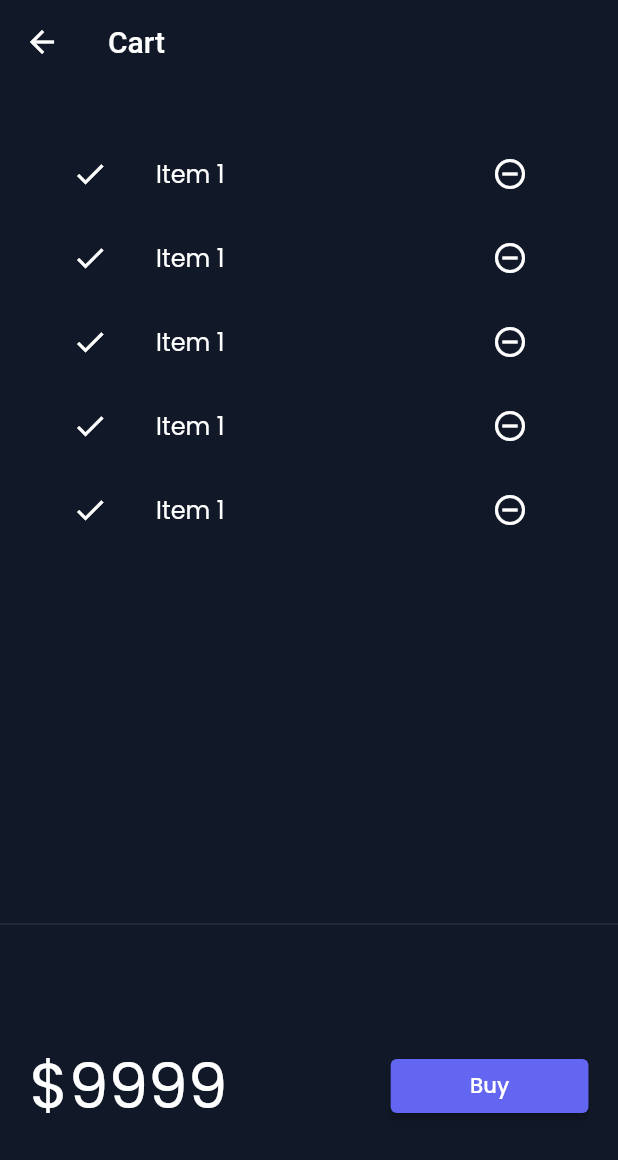
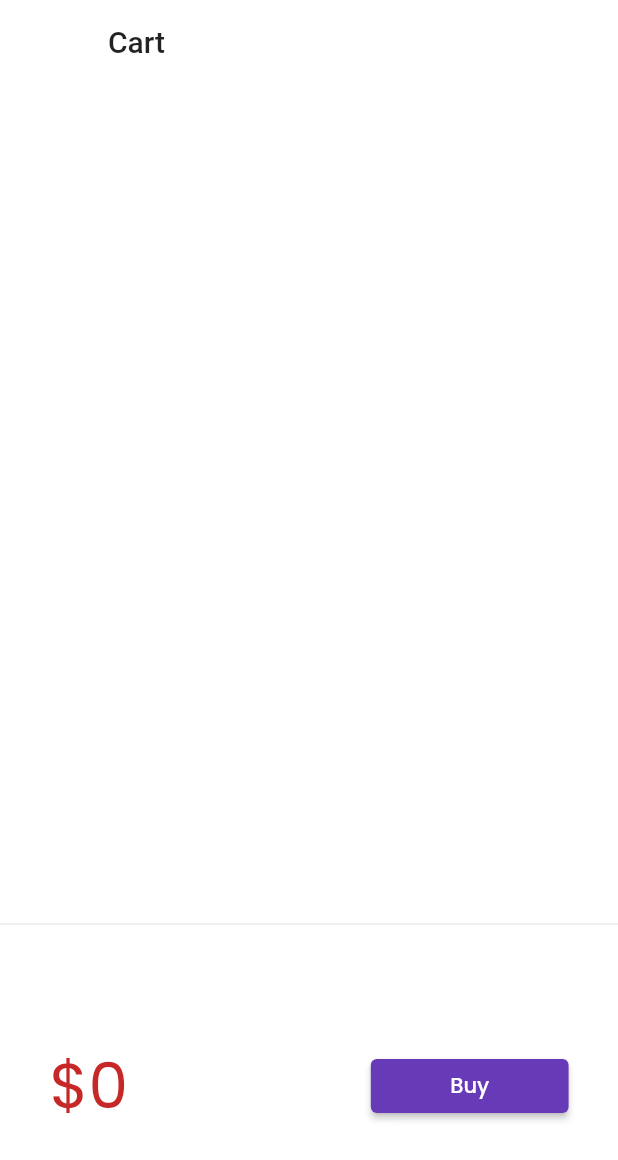
Before and after one commit to jishantamboli/flutter-project, a Flutter app: the screen it shows after launch, after a tap on an icon or button, on a phone screen of 412 x 824 dp. Shown: the top 1160 px of the screen. Run offline on Flutter 3.47's test engine with Material 2 defaults, Android fonts, the phone set to English and light mode, and no system bars; our stand-ins replace google_fonts, velocity_x; network calls fail.

Commit message:
day15 completed

```diff
--- a/lib/main.dart
+++ b/lib/main.dart
@@ -14,7 +14,7 @@ class MyApp extends StatelessWidget {
   Widget build(BuildContext context) {
     return MaterialApp(
       themeMode: ThemeMode.system,
-      theme: MyTheme.darkTheme(context),
+      theme: MyTheme.LightTheme(context),
       debugShowCheckedModeBanner: false,
       initialRoute: MyRoutes.HomeRoute,
       routes: {
--- a/lib/models/cart.dart
+++ b/lib/models/cart.dart
@@ -1,6 +1,12 @@
 import 'package:flutter_project1/models/catelog.dart';
 
 class CartModel {
+  static final cartModel = CartModel._internal();
+
+  CartModel._internal();
+
+  factory CartModel() => cartModel;
+
   //catelog field
   late CatelogModel _catelog;
 
--- a/lib/models/catelog.dart
+++ b/lib/models/catelog.dart
@@ -1,6 +1,13 @@
 import 'dart:convert';
 
 class CatelogModel {
+
+   static final catModel = CatelogModel._internal();
+
+  CatelogModel._internal();
+
+  factory CatelogModel() => catModel;
+
   static List<Item> items = [
     Item(
         id: 1,
--- a/lib/pages/cart_page.dart
+++ b/lib/pages/cart_page.dart
@@ -1,4 +1,5 @@
 import 'package:flutter/material.dart';
+import 'package:flutter_project1/models/cart.dart';
 import 'package:flutter_project1/widget/themes.dart';
 import 'package:velocity_x/src/extensions/string_ext.dart';
 import 'package:velocity_x/velocity_x.dart';
@@ -9,7 +10,7 @@ class CartPage extends StatelessWidget {
   @override
   Widget build(BuildContext context) {
     return Scaffold(
-      backgroundColor: context.canvasColor,
+      backgroundColor: Colors.white,
       appBar: AppBar(
         backgroundColor: Colors.transparent,
         title: "Cart".text.make(),
@@ -26,16 +27,18 @@ class CartPage extends StatelessWidget {
 }
 
 class _CartTotal extends StatelessWidget {
+
   const _CartTotal({Key? key}) : super(key: key);
 
   @override
   Widget build(BuildContext context) {
+    final _cart = CartModel();
     return SizedBox(
       height: 200,
       child: Row(
         mainAxisAlignment: MainAxisAlignment.spaceAround,
         children: [
-          "\$9999".text.xl5.color(context.theme.accentColor).make(),
+          "\$${_cart.totalPrice}".text.xl5.color(Colors.red.shade800).make(),
           30.widthBox,
           ElevatedButton(
             onPressed: () {
@@ -44,7 +47,7 @@ class _CartTotal extends StatelessWidget {
             },
             style: ButtonStyle(
                 backgroundColor:
-                    MaterialStateProperty.all(context.theme.buttonColor)),
+                    MaterialStateProperty.all(Colors.deepPurple)),
             child: "Buy".text.white.make(),
           ).w32(context)
         ],
@@ -61,17 +64,18 @@ class _Cartlist extends StatefulWidget {
 }
 
 class _CartlistState extends State<_Cartlist> {
+  final _cart = CartModel();
   @override
   Widget build(BuildContext context) {
     return ListView.builder(
-      itemCount: 5,
+      itemCount: _cart.items.length,
       itemBuilder: (context, index) => ListTile(
         leading: Icon(Icons.done),
         trailing: IconButton(
           icon: Icon(Icons.remove_circle_outline),
           onPressed: () {},
         ),
-        title: "Item 1".text.make(),
+        title: _cart.items[index].name.text.make(),
       ),
     );
   }
--- a/lib/pages/home_page.dart
+++ b/lib/pages/home_page.dart
@@ -41,13 +41,13 @@ class _HomePageState extends State<HomePage> {
   @override
   Widget build(BuildContext context) {
     return Scaffold(
-        backgroundColor: context.canvasColor,
+        backgroundColor: Colors.grey.shade100,
         floatingActionButton: FloatingActionButton(
           onPressed: () => Navigator.pushNamed(context, MyRoutes.CartRoute),
-          backgroundColor: context.theme.buttonColor,
+          backgroundColor: Colors.white,
           child: Icon(
             CupertinoIcons.cart,
-              color: Colors.white,
+              color: Colors.black,
             ),
            ),
         body: SafeArea(
--- a/lib/widget/home_widgets/catelog_list.dart
+++ b/lib/widget/home_widgets/catelog_list.dart
@@ -1,8 +1,11 @@
 import 'package:flutter/material.dart';
+import 'package:velocity_x/velocity_x.dart';
+
+import 'package:flutter_project1/models/cart.dart';
 import 'package:flutter_project1/models/catelog.dart';
 import 'package:flutter_project1/pages/home_detail_page.dart';
 import 'package:flutter_project1/widget/themes.dart';
-import 'package:velocity_x/velocity_x.dart';
+
 import 'catelog_image.dart';
 
 class CatelogList extends StatelessWidget {
@@ -22,9 +25,10 @@ class CatelogList extends StatelessWidget {
                   builder: (context) => HomeDetailPage(
                     catelog: catelog,
                   ),
-                 )
+                )),
+            child: CatelogItem(
+              catelog: catelog,
             ),
-              child: CatelogItem(catelog: catelog,),
           );
         });
   }
@@ -61,20 +65,49 @@ class CatelogItem extends StatelessWidget {
               buttonPadding: EdgeInsets.zero,
               children: [
                 "\$${catelog.price}".text.bold.xl.make(),
-                ElevatedButton(
-                  onPressed: () {},
-                  style: ButtonStyle(
-                    backgroundColor:
-                    MaterialStateProperty.all(context.theme.buttonColor),
-                    shape: MaterialStateProperty.all(StadiumBorder(),)
-                  ),
-                  child: "Add to cart".text.make(),
-                )
+                _AddToCart(catelog: catelog)
               ],
             ).pOnly(right: 8.0)
           ],
         ))
       ],
-    )).color(context.cardColor).roundedLg.square(150).make().py8();
+    )).color(context.cardColor).roundedLg.square(140).make().py8();
   }
 }
+
+class _AddToCart extends StatefulWidget {
+  final Item catelog;
+  const _AddToCart(
+   {
+    Key? key,
+    required this.catelog,
+  }) : super(key: key);
+
+  @override
+  _AddToCartState createState() => _AddToCartState();
+}
+
+class _AddToCartState extends State<_AddToCart> {
+  bool isAdded = false;
+
+
+  @override
+  Widget build(BuildContext context) {
+    return ElevatedButton(
+      onPressed: () {
+        isAdded = isAdded.toggle();
+        final _catelog = CatelogModel();
+        final _cart = CartModel();
+        _cart.catelog = _catelog;
+        _cart.add(widget.catelog);
+        setState(() {});
+      },
+      style: ButtonStyle(
+          backgroundColor: MaterialStateProperty.all(Colors.deepPurple),
+          shape: MaterialStateProperty.all(
+            StadiumBorder(),
+          )),
+      child: isAdded ? Icon(Icons.done) : "Add to cart".text.make(),
+    );
+  }
+}
```
Also changed, not shown: assets/files/catelog.json (+16 -16 lines), lib/pages/home_detail_page.dart (+5 -4 lines). Lines whose indentation alone changed are shown as unchanged.
